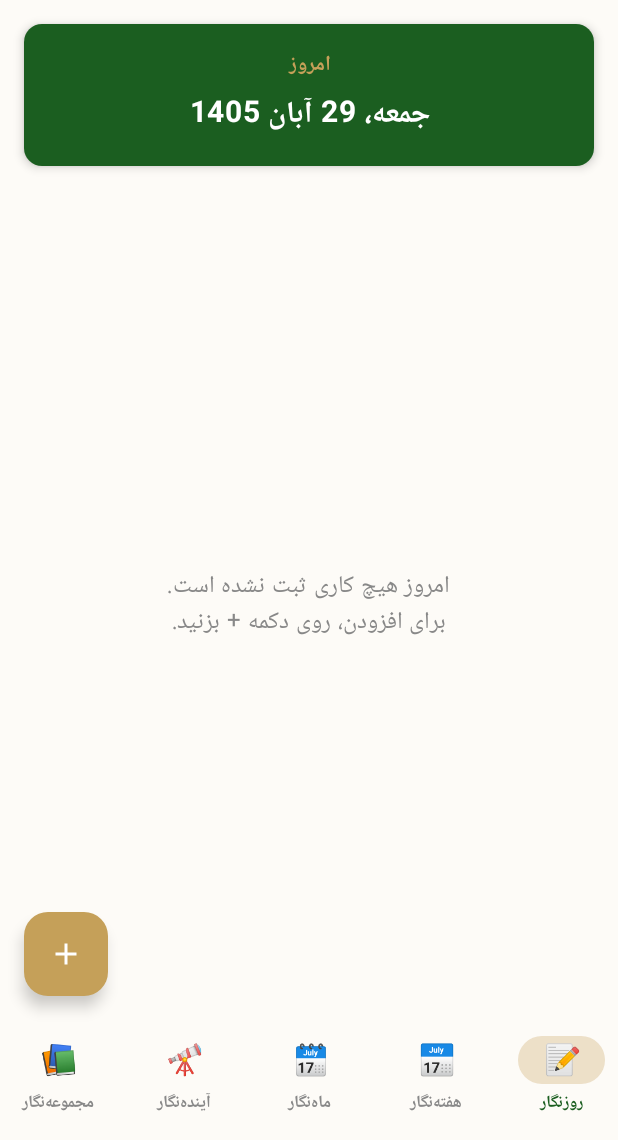
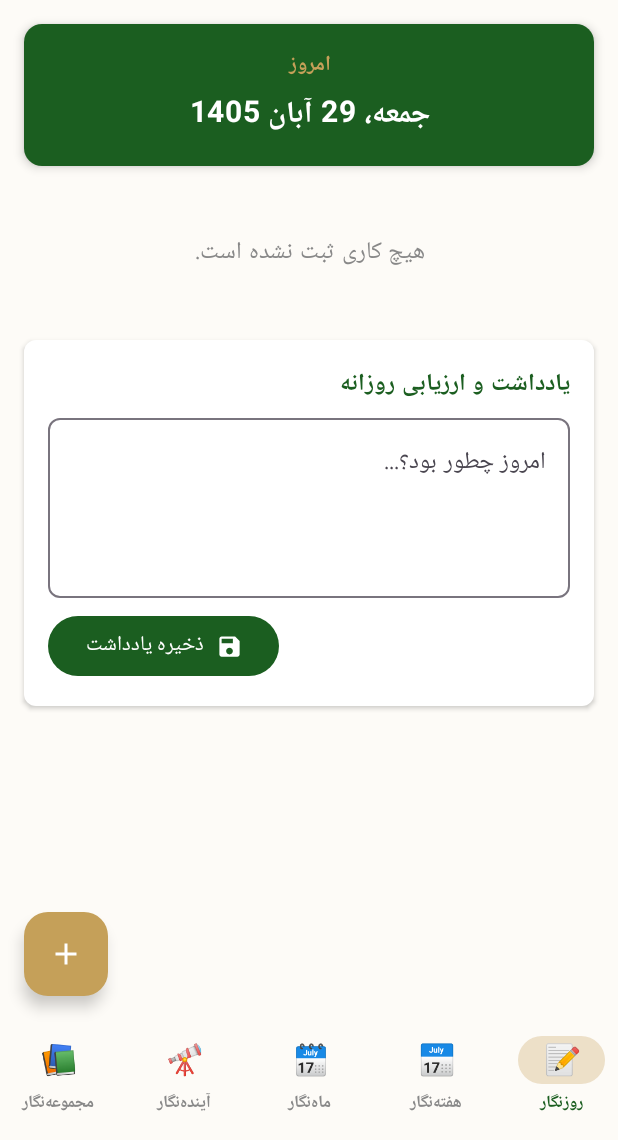
Before and after one commit to ebadariyan-bit/bolt-journal, an Android app built with Jetpack Compose: the screen it shows after launch (MainActivity), on a phone screen of 412 x 824 dp, the part 96-1236 px from its top. Run offline under Robolectric (Android 15) with nearby library versions, the phone set to English and light mode, and no system bars; our stand-ins replace Room's generated code.

Commit message:
Implement daily notes and progress tracking
Added daily note functionality and progress card.

```diff
--- a/app/src/main/java/ir/boltjournal/app/MainActivity.kt
+++ b/app/src/main/java/ir/boltjournal/app/MainActivity.kt
@@ -11,6 +11,7 @@ import androidx.compose.material.icons.Icons
 import androidx.compose.material.icons.filled.Add
 import androidx.compose.material.icons.filled.Check
 import androidx.compose.material.icons.filled.Delete
+import androidx.compose.material.icons.filled.Save
 import androidx.compose.material3.*
 import androidx.compose.runtime.*
 import androidx.compose.ui.Alignment
@@ -53,7 +54,22 @@ fun MainScreen() {
     val context = LocalContext.current
     val db = remember { AppDatabase.getDatabase(context) }
     val taskDao = db.taskDao()
+    val dailyNoteDao = db.dailyNoteDao()
+
     val tasks by taskDao.getAllTasks().collectAsState(initial = emptyList())
+
+    // گرفتن تاریخ امروز برای کلید دیتابیس
+    val currentDate = PersianDate.getCurrentPersianDate()
+    val savedNote by dailyNoteDao.getNoteForDate(currentDate).collectAsState(initial = null)
+
+    var noteText by remember { mutableStateOf("") }
+
+    // پر کردن باکس یادداشت اگر از قبل ذخیره شده باشد
+    LaunchedEffect(savedNote) {
+        if (savedNote != null) {
+            noteText = savedNote?.noteText ?: ""
+        }
+    }
 
     var showDialog by remember { mutableStateOf(false) }
     var newTaskTitle by remember { mutableStateOf("") }
@@ -96,16 +112,19 @@ fun MainScreen() {
             }
         }
     ) { paddingValues ->
-        Column(
+        if (selectedItem == 0) {
+            // اسکرول کل صفحه روزنگار
+            LazyColumn(
                 modifier = Modifier
                     .fillMaxSize()
                     .padding(paddingValues)
+                    .padding(horizontal = 16.dp),
+                verticalArrangement = Arrangement.spacedBy(12.dp)
             ) {
-            if (selectedItem == 0) {
+                // ۱. کارت تاریخ
+                item {
                     Card(
-                    modifier = Modifier
-                        .fillMaxWidth()
-                        .padding(16.dp),
+                        modifier = Modifier.fillMaxWidth().padding(top = 16.dp),
                         colors = CardDefaults.cardColors(containerColor = DarkEmerald),
                         shape = RoundedCornerShape(12.dp),
                         elevation = CardDefaults.cardElevation(defaultElevation = 4.dp)
@@ -114,76 +133,51 @@ fun MainScreen() {
                             modifier = Modifier.padding(16.dp).fillMaxWidth(),
                             horizontalAlignment = Alignment.CenterHorizontally
                         ) {
-                        Text(
-                            text = "امروز",
-                            color = Gold,
-                            fontSize = 14.sp,
-                            fontWeight = FontWeight.Bold
-                        )
+                            Text("امروز", color = Gold, fontSize = 14.sp, fontWeight = FontWeight.Bold)
                             Spacer(modifier = Modifier.height(4.dp))
-                        Text(
-                            text = PersianDate.getCurrentPersianDate(),
-                            color = Color.White,
-                            fontSize = 20.sp,
-                            fontWeight = FontWeight.Bold
-                        )
+                            Text(currentDate, color = Color.White, fontSize = 20.sp, fontWeight = FontWeight.Bold)
+                        }
                     }
                 }
 
-                // --- بخش جدید: کارت جمع‌بندی و نوار پیشرفت ---
+                // ۲. کارت پیشرفت
                 if (tasks.isNotEmpty()) {
                     val totalTasks = tasks.size
                     val completedTasks = tasks.count { it.isCompleted }
                     val progress = completedTasks.toFloat() / totalTasks
 
+                    item {
                         Card(
-                        modifier = Modifier
-                            .fillMaxWidth()
-                            .padding(horizontal = 16.dp, vertical = 4.dp),
+                            modifier = Modifier.fillMaxWidth(),
                             colors = CardDefaults.cardColors(containerColor = Color.White),
                             elevation = CardDefaults.cardElevation(defaultElevation = 2.dp),
                             shape = RoundedCornerShape(8.dp)
                         ) {
                             Column(modifier = Modifier.padding(16.dp)) {
-                            Row(
-                                modifier = Modifier.fillMaxWidth(),
-                                horizontalArrangement = Arrangement.SpaceBetween
-                            ) {
+                                Row(modifier = Modifier.fillMaxWidth(), horizontalArrangement = Arrangement.SpaceBetween) {
                                     Text("پیشرفت امروز", fontWeight = FontWeight.Bold, color = DarkEmerald)
                                     Text("$completedTasks از $totalTasks", color = Color.Gray, fontSize = 14.sp)
                                 }
                                 Spacer(modifier = Modifier.height(8.dp))
                                 LinearProgressIndicator(
                                     progress = { progress },
-                                modifier = Modifier
-                                    .fillMaxWidth()
-                                    .height(8.dp)
-                                    .clip(RoundedCornerShape(4.dp)),
+                                    modifier = Modifier.fillMaxWidth().height(8.dp).clip(RoundedCornerShape(4.dp)),
                                     color = Gold,
                                     trackColor = Cream
                                 )
                             }
                         }
                     }
-                // ---------------------------------------------
+                }
 
+                // ۳. لیست کارها
                 if (tasks.isEmpty()) {
-                    Box(
-                        modifier = Modifier.fillMaxSize(),
-                        contentAlignment = Alignment.Center
-                    ) {
-                        Text(
-                            text = "امروز هیچ کاری ثبت نشده است.\nبرای افزودن، روی دکمه + بزنید.",
-                            fontSize = 16.sp,
-                            color = Color.Gray,
-                            textAlign = androidx.compose.ui.text.style.TextAlign.Center
-                        )
+                    item {
+                        Box(modifier = Modifier.fillMaxWidth().padding(32.dp), contentAlignment = Alignment.Center) {
+                            Text("هیچ کاری ثبت نشده است.", fontSize = 16.sp, color = Color.Gray)
+                        }
                     }
                 } else {
-                    LazyColumn(
-                        modifier = Modifier.fillMaxSize().padding(horizontal = 16.dp, vertical = 8.dp),
-                        verticalArrangement = Arrangement.spacedBy(8.dp)
-                    ) {
                     items(tasks) { task ->
                         Card(
                             modifier = Modifier.fillMaxWidth(),
@@ -204,48 +198,62 @@ fun MainScreen() {
                                     textDecoration = if (task.isCompleted) TextDecoration.LineThrough else TextDecoration.None,
                                     modifier = Modifier.weight(1f)
                                 )
-
                                 Row {
                                     IconButton(onClick = {
-                                            scope.launch {
-                                                taskDao.updateTask(task.copy(isCompleted = !task.isCompleted))
-                                            }
+                                        scope.launch { taskDao.updateTask(task.copy(isCompleted = !task.isCompleted)) }
                                     }) {
-                                            Icon(
-                                                imageVector = Icons.Default.Check,
-                                                contentDescription = "انجام شد",
-                                                tint = if (task.isCompleted) Color.Green else Color.LightGray
-                                            )
+                                        Icon(Icons.Default.Check, contentDescription = "انجام شد", tint = if (task.isCompleted) Color.Green else Color.LightGray)
                                     }
                                     IconButton(onClick = {
-                                            scope.launch {
-                                                taskDao.deleteTask(task)
-                                            }
+                                        scope.launch { taskDao.deleteTask(task) }
                                     }) {
-                                            Icon(
-                                                imageVector = Icons.Default.Delete,
-                                                contentDescription = "حذف",
-                                                tint = Color.Red.copy(alpha = 0.7f)
-                                            )
+                                        Icon(Icons.Default.Delete, contentDescription = "حذف", tint = Color.Red.copy(alpha = 0.7f))
                                     }
                                 }
                             }
                         }
                     }
                 }
+
+                // ۴. بخش یادداشت و ارزیابی روزانه
+                item {
+                    Card(
+                        modifier = Modifier.fillMaxWidth().padding(bottom = 24.dp),
+                        colors = CardDefaults.cardColors(containerColor = Color.White),
+                        elevation = CardDefaults.cardElevation(defaultElevation = 2.dp),
+                        shape = RoundedCornerShape(8.dp)
+                    ) {
+                        Column(modifier = Modifier.padding(16.dp)) {
+                            Text("یادداشت و ارزیابی روزانه", fontWeight = FontWeight.Bold, color = DarkEmerald, fontSize = 16.sp)
+                            Spacer(modifier = Modifier.height(8.dp))
+                            OutlinedTextField(
+                                value = noteText,
+                                onValueChange = { noteText = it },
+                                modifier = Modifier.fillMaxWidth().height(120.dp),
+                                placeholder = { Text("امروز چطور بود؟...") },
+                                shape = RoundedCornerShape(8.dp)
+                            )
+                            Spacer(modifier = Modifier.height(8.dp))
+                            Button(
+                                onClick = {
+                                    scope.launch {
+                                        dailyNoteDao.insertOrUpdateNote(DailyNoteEntity(currentDate, noteText))
+                                    }
+                                },
+                                modifier = Modifier.align(Alignment.End),
+                                colors = ButtonDefaults.buttonColors(containerColor = DarkEmerald)
+                            ) {
+                                Icon(Icons.Default.Save, contentDescription = "ذخیره", modifier = Modifier.size(18.dp))
+                                Spacer(modifier = Modifier.width(8.dp))
+                                Text("ذخیره یادداشت")
+                            }
+                        }
+                    }
+                }
             }
         } else {
-                Box(
-                    modifier = Modifier.fillMaxSize(),
-                    contentAlignment = Alignment.Center
-                ) {
-                    Text(
-                        text = "صفحه ${navItems[selectedItem]} به زودی...",
-                        fontSize = 18.sp,
-                        color = DarkEmerald,
-                        fontWeight = FontWeight.Medium
-                    )
-                }
+            Box(modifier = Modifier.fillMaxSize().padding(paddingValues), contentAlignment = Alignment.Center) {
+                Text("صفحه ${navItems[selectedItem]} به زودی...", fontSize = 18.sp, color = DarkEmerald, fontWeight = FontWeight.Medium)
             }
         }
     }
```
Lines whose indentation alone changed are shown as unchanged.
